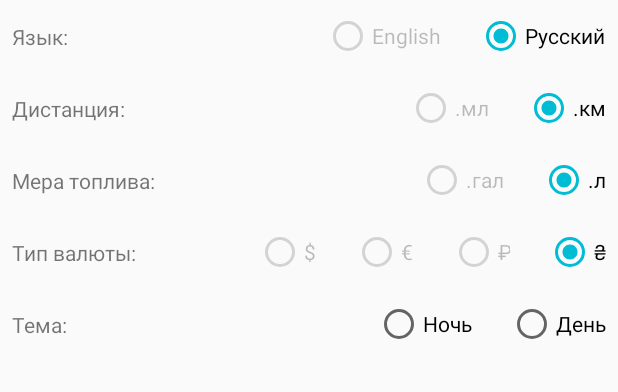
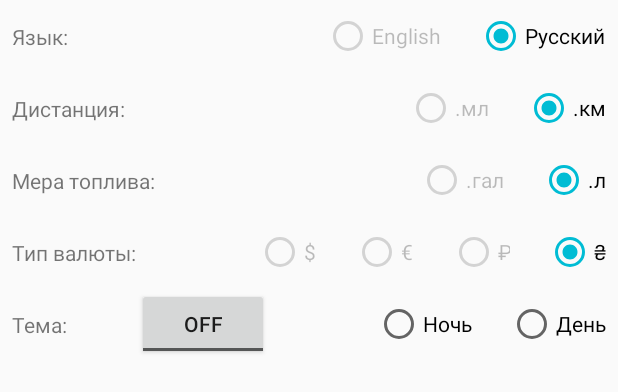
Before and after one commit to Diy2210/EasyFuelCalc, an Android app: the layout fragment_settings.xml on its own in the app's theme, with its tools: preview values and no code run, on a phone screen of 412 x 824 dp. Shown: the top 392 px of the screen. Run offline under Robolectric (Android 15) with nearby library versions, the phone set to English and light mode, and no system bars.

Commit message:
add LiveData to result textView; add change theme to settings;

```diff
--- a/app/build.gradle
+++ b/app/build.gradle
@@ -40,7 +40,7 @@ dependencies {
     implementation "org.jetbrains.kotlin:kotlin-stdlib:$kotlin_version"
     implementation 'androidx.core:core-ktx:1.3.1'
     implementation 'androidx.appcompat:appcompat:1.2.0'
-    implementation 'androidx.constraintlayout:constraintlayout:1.1.3'
+    implementation 'androidx.constraintlayout:constraintlayout:2.0.1'
     implementation 'com.android.support:design:30.0.0'
     implementation 'com.google.android.material:material:1.2.0'
     implementation 'androidx.navigation:navigation-fragment:2.3.0'
@@ -52,6 +52,6 @@ dependencies {
 
 
     testImplementation 'junit:junit:4.13'
-    androidTestImplementation 'androidx.test.ext:junit:1.1.1'
-    androidTestImplementation 'androidx.test.espresso:espresso-core:3.2.0'
+    androidTestImplementation 'androidx.test.ext:junit:1.1.2'
+    androidTestImplementation 'androidx.test.espresso:espresso-core:3.3.0'
 }
--- a/app/src/main/java/net/multipul/easyfuelcalc/App.kt
+++ b/app/src/main/java/net/multipul/easyfuelcalc/App.kt
@@ -4,9 +4,10 @@ import android.app.Application
 
 class App : Application() {
 
-    var theme: String = ""
+    lateinit var theme: String
 
     override fun onCreate() {
         super.onCreate()
+        theme = "radio_day"
     }
 }
--- a/app/src/main/java/net/multipul/easyfuelcalc/ui/settings/SettingsViewModel.kt
+++ b/app/src/main/java/net/multipul/easyfuelcalc/ui/settings/SettingsViewModel.kt
@@ -10,4 +10,7 @@ class SettingsViewModel: ViewModel() {
         value = "This is settings Fragment"
     }
     val text: LiveData<String> = _text
+
+    private val _checked = MutableLiveData<Boolean>()
+    val checked : LiveData<Boolean> = _checked
 }
--- a/app/src/main/res/layout/fragment_first.xml
+++ b/app/src/main/res/layout/fragment_first.xml
@@ -9,8 +9,9 @@
     tools:context=".ui.first.FirstFragment">
 
     <androidx.constraintlayout.widget.ConstraintLayout
-        android:layout_width="match_parent"
-        android:layout_height="wrap_content"
+        android:layout_width="0dp"
+        android:layout_height="0dp"
+        app:layout_constraintBottom_toBottomOf="parent"
         app:layout_constraintEnd_toEndOf="parent"
         app:layout_constraintStart_toStartOf="parent"
         app:layout_constraintTop_toTopOf="parent">
@@ -104,5 +105,6 @@
             app:layout_constraintEnd_toEndOf="parent"
             app:layout_constraintStart_toStartOf="parent"
             app:layout_constraintTop_toBottomOf="@+id/resTV" />
+
     </androidx.constraintlayout.widget.ConstraintLayout>
 </androidx.constraintlayout.widget.ConstraintLayout>
--- a/app/src/main/res/layout/fragment_settings.xml
+++ b/app/src/main/res/layout/fragment_settings.xml
@@ -183,6 +183,16 @@
             app:layout_constraintStart_toStartOf="parent"
             app:layout_constraintTop_toTopOf="parent" />
 
+        <ToggleButton
+            android:id="@+id/toggleButton"
+            android:layout_width="wrap_content"
+            android:layout_height="wrap_content"
+            android:text="ToggleButton"
+            app:layout_constraintBottom_toBottomOf="parent"
+            app:layout_constraintEnd_toStartOf="@+id/radioTheme"
+            app:layout_constraintStart_toEndOf="@+id/themeTV"
+            app:layout_constraintTop_toTopOf="parent" />
+
         <RadioGroup
             android:id="@+id/radioTheme"
             android:layout_width="wrap_content"
```
Also changed, not shown: app/src/main/java/net/multipul/easyfuelcalc/activity/MenuActivity.kt (+0 -8 lines), app/src/main/java/net/multipul/easyfuelcalc/helper/FuelCalcHelper.kt (+19 -0 lines), app/src/main/java/net/multipul/easyfuelcalc/ui/first/FirstFragment.kt (+7 -1 lines), app/src/main/java/net/multipul/easyfuelcalc/ui/fourth/FourthFragment.kt (+7 -1 lines), app/src/main/java/net/multipul/easyfuelcalc/ui/second/SecondFragment.kt (+11 -2 lines), app/src/main/java/net/multipul/easyfuelcalc/ui/settings/SettingsFragment.kt (+47 -2 lines), app/src/main/java/net/multipul/easyfuelcalc/ui/third/ThirdFragment.kt (+12 -4 lines).
